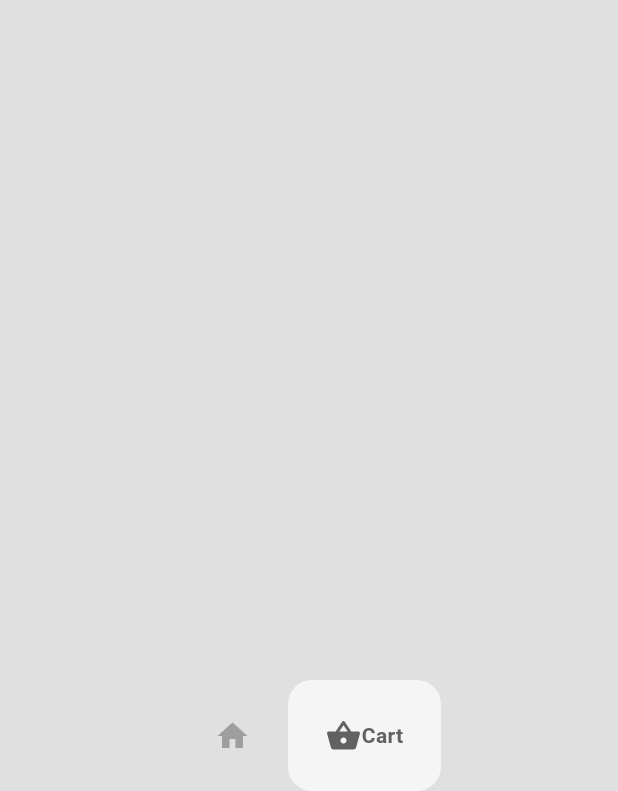
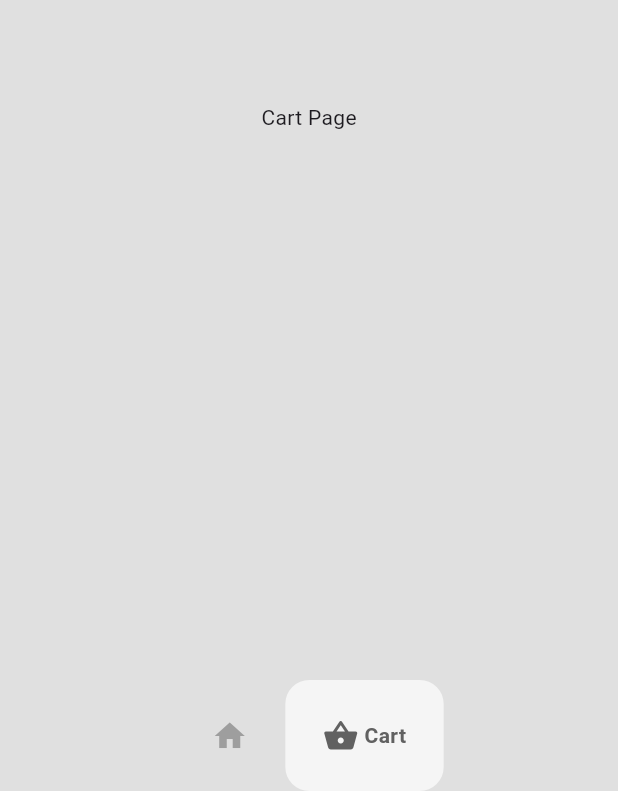
Before and after one commit to Chinokoo/ecommerce_demo, a Flutter app: the HomePage screen opened directly, item 2 of the bottom bar chosen, on a phone screen of 412 x 824 dp. Shown: the part 445-1236 px from the top of the screen. Run offline on Flutter 3.47's test engine with Material 3 defaults, Android fonts, the phone set to English and light mode, and no system bars; drawn by our look-alikes of google_nav_bar.

Commit message:
Create: Cart and Shopping Page

```diff
--- a/lib/components/bottom_nav_bar.dart
+++ b/lib/components/bottom_nav_bar.dart
@@ -2,7 +2,9 @@ import 'package:flutter/material.dart';
 import 'package:google_nav_bar/google_nav_bar.dart';
 
 class MyBottomNavBar extends StatelessWidget {
-  const MyBottomNavBar({super.key});
+  final void Function(int) onTabChange;
+
+  MyBottomNavBar({super.key, required this.onTabChange});
 
   @override
   Widget build(BuildContext context) {
@@ -13,12 +15,13 @@ class MyBottomNavBar extends StatelessWidget {
           mainAxisAlignment: MainAxisAlignment.center,
           tabBackgroundColor: Colors.grey.shade100,
           tabBorderRadius: 16,
-          tabs: [
+          onTabChange: (value) => onTabChange(value),
+          tabs: const [
             GButton(
               icon: Icons.home,
-              text: "Shop",
+              text: " Shop",
             ),
-            GButton(icon: Icons.shopping_basket_rounded, text: "Cart"),
+            GButton(icon: Icons.shopping_basket_rounded, text: " Cart"),
           ]),
     );
   }
--- /dev/null
+++ b/lib/pages/cart_page.dart
@@ -0,0 +1,12 @@
+import 'package:flutter/material.dart';
+
+class CartPage extends StatelessWidget {
+  const CartPage({super.key});
+
+  @override
+  Widget build(BuildContext context) {
+    return Center(
+      child: Text('Cart Page'),
+    );
+  }
+}
--- a/lib/pages/home_page.dart
+++ b/lib/pages/home_page.dart
@@ -1,14 +1,43 @@
 import 'package:ecommerce_demo/components/bottom_nav_bar.dart';
+import 'package:ecommerce_demo/pages/cart_page.dart';
+import 'package:ecommerce_demo/pages/shop_page.dart';
 import 'package:flutter/material.dart';
 
-class HomePage extends StatelessWidget {
+class HomePage extends StatefulWidget {
   const HomePage({super.key});
+
+  @override
+  State<HomePage> createState() => _HomePageState();
+}
+
+class _HomePageState extends State<HomePage> {
+  // this selected index will be used to navigate to the respective screen
+  int _selectedIndex = 0;
+
+  // function to navigate to the respective screen based on the selected index
+  void navigateBottomBar(int index) {
+    setState(() {
+      _selectedIndex = index;
+    });
+  }
+
+  //List of bottom navigation bar items
+  final List<Widget> _pages = [
+    //shop page
+    const ShopPage(),
+
+    //cart page
+    const CartPage(),
+  ];
 
   @override
   Widget build(BuildContext context) {
     return Scaffold(
       backgroundColor: Colors.grey[300],
-      bottomNavigationBar: const MyBottomNavBar(),
+      bottomNavigationBar: MyBottomNavBar(
+        onTabChange: (index) => navigateBottomBar(index),
+      ),
+      body: _pages[_selectedIndex],
     );
   }
 }
```
Also changed, not shown: lib/pages/shop_page.dart (added, +12 -0 lines).
